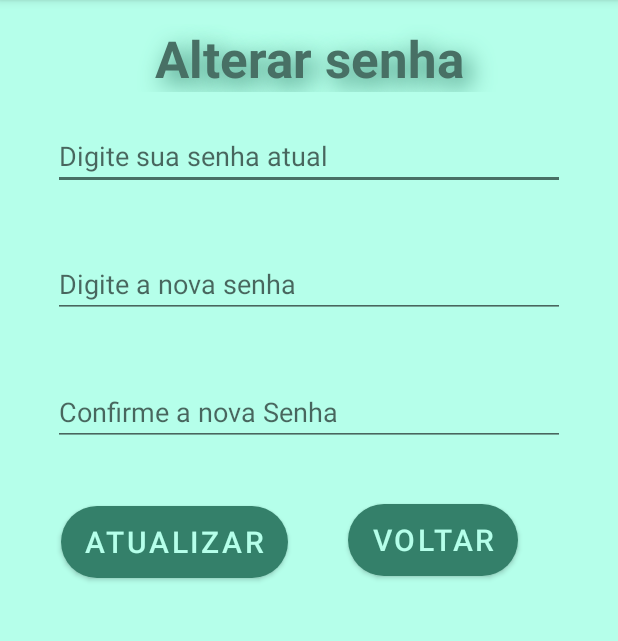
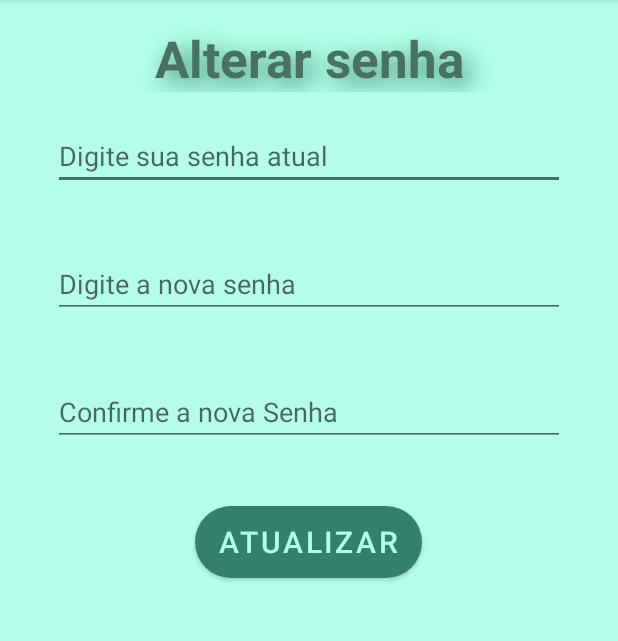
Before and after one commit to Hmath23/App_AndroidStudio, an Android app: the TrocaSenha screen opened directly, with no data from a screen before it, on a phone screen of 412 x 824 dp, the part 84-725 px from its top. Run offline under Robolectric (Android 15) with nearby library versions, the phone set to English and light mode, and no system bars; libraries missing offline, so code that uses them is left out: com.androidnetworking, com.androidnetworking.common, com.androidnetworking.error, com.androidnetworking.interfaces; 1 statement that could not run was skipped.

Commit message:
Personalização do botão de volta da página TrocaSenha.

```diff
--- a/app/src/main/res/layout/activity_troca_senha.xml
+++ b/app/src/main/res/layout/activity_troca_senha.xml
@@ -87,6 +87,7 @@
         android:layout_below="@id/editTextNovaSenhaValidar"
         android:background="@drawable/botao_arredondado"
         android:text="Atualizar"
+        android:layout_centerHorizontal="true"
         android:textColor="@color/pale_blue"
         android:textSize="20sp"
         android:layout_marginTop="40dp"
@@ -96,13 +97,15 @@
         android:id="@+id/btnVoltaMenu"
         android:layout_width="wrap_content"
         android:layout_height="wrap_content"
-        android:layout_toEndOf="@id/btnTroca"
+        android:layout_below="@id/btnTroca"
         android:background="@drawable/botao_arredondado"
         android:text="Voltar"
         android:textColor="@color/pale_blue"
         android:textSize="20sp"
-        android:layout_marginTop="320dp"
-        android:layout_marginLeft="40dp"/>
+        android:layout_centerHorizontal="true"
+        android:layout_marginTop="30dp"
+        android:layout_marginLeft="40dp"
+        android:visibility="invisible"/>
 
 </RelativeLayout>
 </androidx.constraintlayout.widget.ConstraintLayout>
```
Also changed, not shown: app/src/main/java/com/appturma/TrocaSenha.java (+4 -7 lines).
